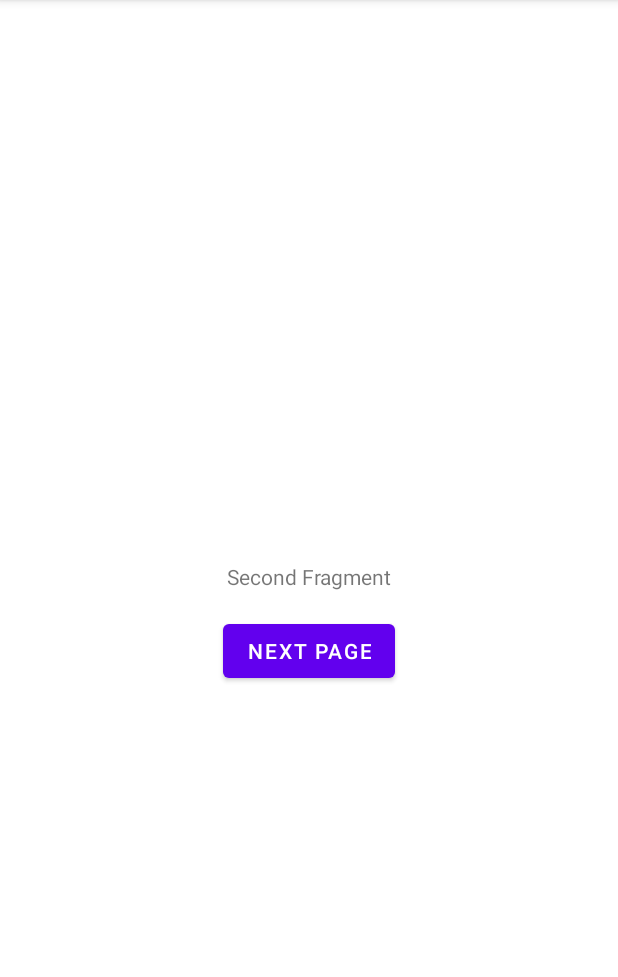
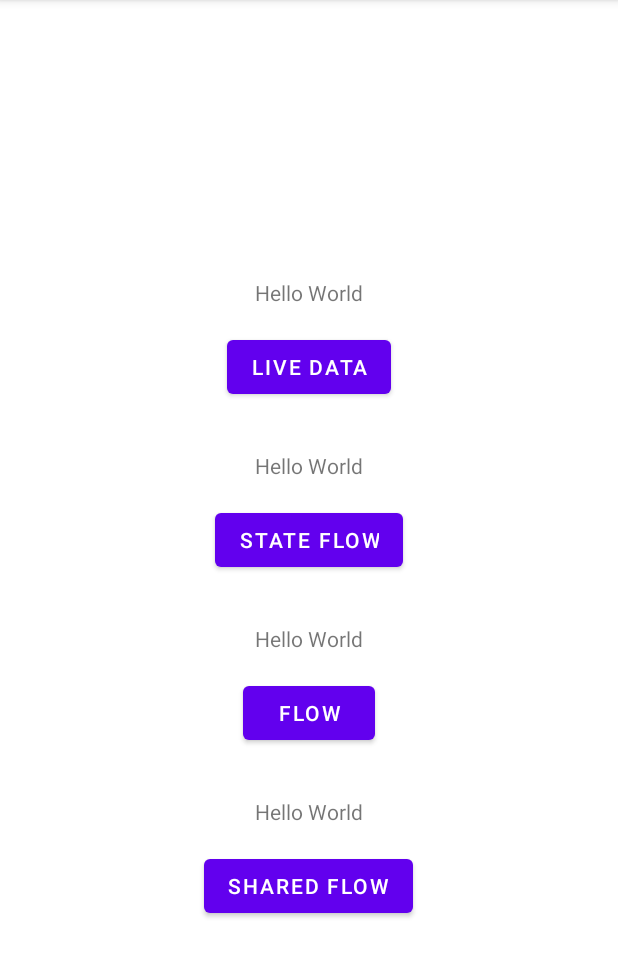
Before and after one commit to Raphael-MartinsV/Aula1, an Android app: the SecondFragment screen opened through its navigation route, on a phone screen of 412 x 824 dp, the part 84-1061 px from its top. Run offline under Robolectric (Android 15) with nearby library versions, the phone set to English and light mode, and no system bars; 1 statement that could not run was skipped.

Commit message:
[LiveData] Ajustes na telas para receber dados

```diff
--- a/app/src/main/java/com/example/aula1/ui/main/SecondFragment.kt
+++ b/app/src/main/java/com/example/aula1/ui/main/SecondFragment.kt
@@ -5,8 +5,7 @@ import android.view.LayoutInflater
 import android.view.View
 import android.view.ViewGroup
 import androidx.fragment.app.Fragment
-import androidx.navigation.fragment.findNavController
-import com.example.aula1.R
+import androidx.lifecycle.ViewModelProvider
 
 import com.example.aula1.databinding.FragmentSecondBinding
 
@@ -14,6 +13,12 @@ class SecondFragment: Fragment() {
 
     private var _binding: FragmentSecondBinding? = null
     private val binding get() = _binding!!
+    private lateinit var viewModel: MainViewModel
+
+    override fun onCreate(savedInstanceState: Bundle?) {
+        super.onCreate(savedInstanceState)
+        viewModel = ViewModelProvider(this)[MainViewModel::class.java]
+    }
 
     override fun onCreateView(
         inflater: LayoutInflater, container: ViewGroup?,
@@ -25,8 +30,17 @@ class SecondFragment: Fragment() {
 
     override fun onViewCreated(view: View, savedInstanceState: Bundle?) {
         super.onViewCreated(view, savedInstanceState)
-        binding.button.setOnClickListener{
-            findNavController().navigate(R.id.action_SecondFragment_to_MainFragment)
+        binding.buttonLiveData.setOnClickListener{
+
+        }
+        binding.buttonStateFlow.setOnClickListener{
+
+        }
+        binding.buttonFlow.setOnClickListener{
+
+        }
+        binding.buttonSharedFlow.setOnClickListener{
+
         }
     }
 }
--- a/app/src/main/res/layout/fragment_second.xml
+++ b/app/src/main/res/layout/fragment_second.xml
@@ -7,25 +7,94 @@
     android:layout_height="match_parent"
     tools:context=".ui.main.SecondFragment">
 
+    <LinearLayout
+        android:layout_width="match_parent"
+        android:layout_height="wrap_content"
+        app:layout_constraintTop_toTopOf="parent"
+        app:layout_constraintBottom_toBottomOf="parent"
+        android:orientation="vertical"
+        android:gravity="center">
+
     <TextView
-        android:id="@+id/message"
+        android:id="@+id/txt_live_data"
         android:layout_width="wrap_content"
         android:layout_height="wrap_content"
-        android:text="@string/second_fragment"
-        app:layout_constraintBottom_toBottomOf="parent"
+        android:text="@string/hello_world"
+        android:layout_marginTop="32dp"
         app:layout_constraintEnd_toEndOf="parent"
         app:layout_constraintStart_toStartOf="parent"
         app:layout_constraintTop_toTopOf="parent" />
 
     <Button
-        android:id="@+id/button"
+        android:id="@+id/button_live_data"
         android:layout_width="wrap_content"
         android:layout_height="wrap_content"
-        android:text="@string/next_page"
+        android:text="@string/live_data"
         app:layout_constraintStart_toStartOf="parent"
         app:layout_constraintEnd_toEndOf="parent"
         android:layout_marginTop="16dp"
-        app:layout_constraintTop_toBottomOf="@+id/message"
+        app:layout_constraintTop_toBottomOf="@+id/txt_live_data"
         />
+    <TextView
+        android:id="@+id/txt_state_flow"
+        android:layout_width="wrap_content"
+        android:layout_height="wrap_content"
+        android:text="@string/hello_world"
+        android:layout_marginTop="32dp"
+        app:layout_constraintEnd_toEndOf="parent"
+        app:layout_constraintStart_toStartOf="parent"
+        app:layout_constraintTop_toBottomOf="@+id/button_live_data" />
+
+    <Button
+        android:id="@+id/button_state_flow"
+        android:layout_width="wrap_content"
+        android:layout_height="wrap_content"
+        android:text="@string/state_flow"
+        app:layout_constraintStart_toStartOf="parent"
+        app:layout_constraintEnd_toEndOf="parent"
+        android:layout_marginTop="16dp"
+        app:layout_constraintTop_toBottomOf="@+id/txt_state_flow"
+        />
+    <TextView
+        android:id="@+id/txt_flow"
+        android:layout_width="wrap_content"
+        android:layout_height="wrap_content"
+        android:text="@string/hello_world"
+        android:layout_marginTop="32dp"
+        app:layout_constraintEnd_toEndOf="parent"
+        app:layout_constraintStart_toStartOf="parent"
+        app:layout_constraintTop_toBottomOf="@+id/button_state_flow" />
+
+    <Button
+        android:id="@+id/button_flow"
+        android:layout_width="wrap_content"
+        android:layout_height="wrap_content"
+        android:text="@string/flow"
+        app:layout_constraintStart_toStartOf="parent"
+        app:layout_constraintEnd_toEndOf="parent"
+        android:layout_marginTop="16dp"
+        app:layout_constraintTop_toBottomOf="@+id/txt_flow"
+        />
+    <TextView
+        android:id="@+id/txt_shared_flow"
+        android:layout_width="wrap_content"
+        android:layout_height="wrap_content"
+        android:text="@string/hello_world"
+        android:layout_marginTop="32dp"
+        app:layout_constraintEnd_toEndOf="parent"
+        app:layout_constraintStart_toStartOf="parent"
+        app:layout_constraintTop_toBottomOf="@+id/button_flow" />
+
+    <Button
+        android:id="@+id/button_shared_flow"
+        android:layout_width="wrap_content"
+        android:layout_height="wrap_content"
+        android:text="@string/shared_flow"
+        app:layout_constraintStart_toStartOf="parent"
+        app:layout_constraintEnd_toEndOf="parent"
+        android:layout_marginTop="16dp"
+        app:layout_constraintTop_toBottomOf="@+id/txt_shared_flow"
+        />
+    </LinearLayout>
 
 </androidx.constraintlayout.widget.ConstraintLayout>
--- a/app/src/main/res/values/strings.xml
+++ b/app/src/main/res/values/strings.xml
@@ -3,4 +3,10 @@
     <string name="second_fragment">Second Fragment</string>
     <string name="mainFragment">MainFragment</string>
     <string name="next_page">Next Page</string>
+    <string name="hello_world">Hello World</string>
+    <string name="understood">Entendi</string>
+    <string name="live_data">Live Data</string>
+    <string name="state_flow">State Flow</string>
+    <string name="flow">Flow</string>
+    <string name="shared_flow">Shared Flow</string>
 </resources>
```
